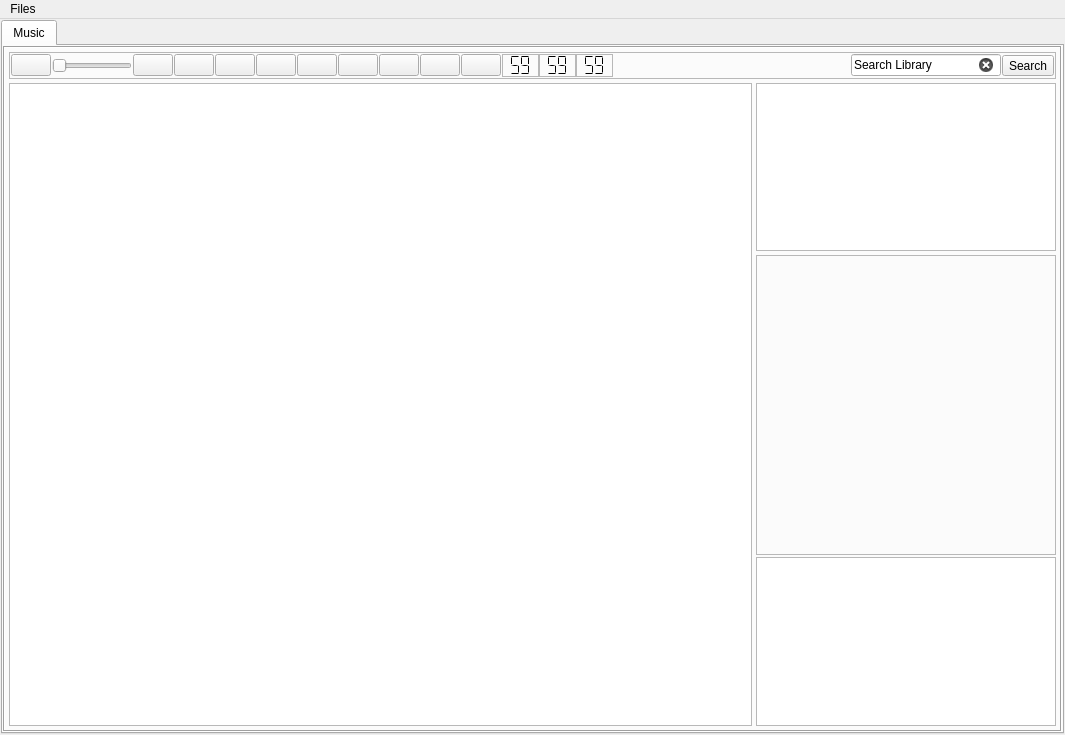
First picture: the form in main_window.ui, repository OmmarShaikh01/Apollo, before the edit.
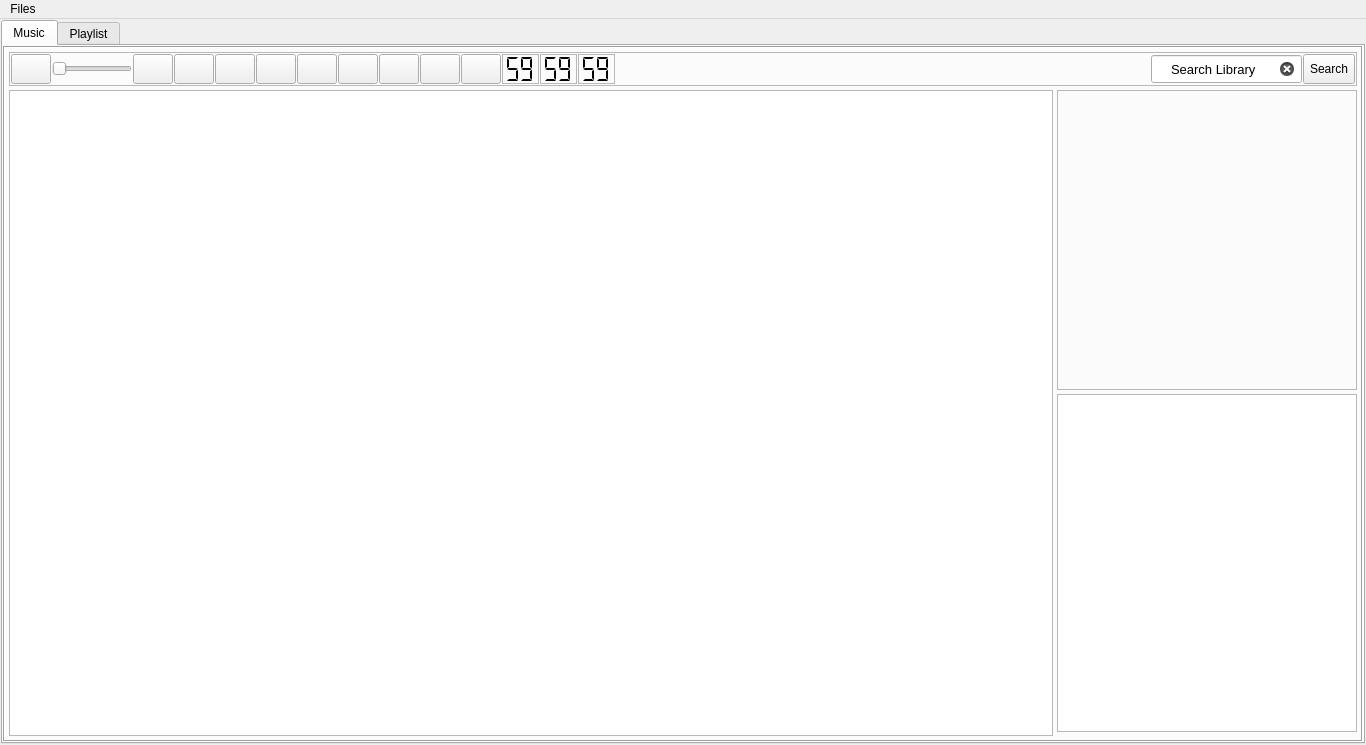
Second picture: the form after the edit. Icons and pictures are not drawn.

Patch:
```diff
--- a/main_window.ui
+++ b/main_window.ui
@@ -6,8 +6,8 @@
    <rect>
     <x>0</x>
     <y>0</y>
-    <width>1065</width>
-    <height>735</height>
+    <width>1366</width>
+    <height>745</height>
    </rect>
   </property>
   <property name="minimumSize">
@@ -70,6 +70,9 @@
         <property name="elideMode">
          <enum>Qt::ElideLeft</enum>
         </property>
+        <property name="usesScrollButtons">
+         <bool>false</bool>
+        </property>
         <widget class="QWidget" name="music">
          <attribute name="title">
           <string>Music</string>
@@ -131,7 +134,7 @@
                <property name="frameShape">
                 <enum>QFrame::StyledPanel</enum>
                </property>
-               <layout class="QHBoxLayout" name="Buttons_2" stretch="0,0,0,0,0,0,0,0,0,0,0,0,0,0,0">
+               <layout class="QHBoxLayout" name="Buttons_2" stretch="0,0,0,0,0,0,0,0,0,0,0,0,0,0,0,0,0">
                 <property name="spacing">
                  <number>1</number>
                 </property>
@@ -158,6 +161,12 @@
                     <verstretch>0</verstretch>
                    </sizepolicy>
                   </property>
+                  <property name="minimumSize">
+                   <size>
+                    <width>30</width>
+                    <height>30</height>
+                   </size>
+                  </property>
                   <property name="maximumSize">
                    <size>
                     <width>16777215</width>
@@ -221,6 +230,12 @@
                     <verstretch>0</verstretch>
                    </sizepolicy>
                   </property>
+                  <property name="minimumSize">
+                   <size>
+                    <width>30</width>
+                    <height>30</height>
+                   </size>
+                  </property>
                   <property name="maximumSize">
                    <size>
                     <width>16777215</width>
@@ -253,6 +268,12 @@
                     <verstretch>0</verstretch>
                    </sizepolicy>
                   </property>
+                  <property name="minimumSize">
+                   <size>
+                    <width>30</width>
+                    <height>30</height>
+                   </size>
+                  </property>
                   <property name="maximumSize">
                    <size>
                     <width>16777215</width>
@@ -285,6 +306,12 @@
                     <verstretch>0</verstretch>
                    </sizepolicy>
                   </property>
+                  <property name="minimumSize">
+                   <size>
+                    <width>30</width>
+                    <height>30</height>
+                   </size>
+                  </property>
                   <property name="maximumSize">
                    <size>
                     <width>16777215</width>
@@ -317,6 +344,12 @@
                     <verstretch>0</verstretch>
                    </sizepolicy>
                   </property>
+                  <property name="minimumSize">
+                   <size>
+                    <width>30</width>
+                    <height>30</height>
+                   </size>
+                  </property>
                   <property name="maximumSize">
                    <size>
                     <width>16777215</width>
@@ -345,6 +378,12 @@
                     <verstretch>0</verstretch>
                    </sizepolicy>
                   </property>
+                  <property name="minimumSize">
+                   <size>
+                    <width>30</width>
+                    <height>30</height>
+                   </size>
+                  </property>
                   <property name="maximumSize">
                    <size>
                     <width>16777215</width>
@@ -376,6 +415,12 @@
                     <verstretch>0</verstretch>
                    </sizepolicy>
                   </property>
+                  <property name="minimumSize">
+                   <size>
+                    <width>30</width>
+                    <height>30</height>
+                   </size>
+                  </property>
                   <property name="maximumSize">
                    <size>
                     <width>16777215</width>
@@ -408,6 +453,12 @@
                     <verstretch>0</verstretch>
                    </sizepolicy>
                   </property>
+                  <property name="minimumSize">
+                   <size>
+                    <width>30</width>
+                    <height>30</height>
+                   </size>
+                  </property>
                   <property name="maximumSize">
                    <size>
                     <width>16777215</width>
@@ -440,6 +491,12 @@
                     <verstretch>0</verstretch>
                    </sizepolicy>
                   </property>
+                  <property name="minimumSize">
+                   <size>
+                    <width>30</width>
+                    <height>30</height>
+                   </size>
+                  </property>
                   <property name="maximumSize">
                    <size>
                     <width>16777215</width>
@@ -472,6 +529,12 @@
                     <verstretch>0</verstretch>
                    </sizepolicy>
                   </property>
+                  <property name="minimumSize">
+                   <size>
+                    <width>30</width>
+                    <height>30</height>
+                   </size>
+                  </property>
                   <property name="maximumSize">
                    <size>
                     <width>16777215</width>
@@ -496,6 +559,68 @@
                   </property>
                  </widget>
                 </item>
+                <item>
+                 <widget class="QLCDNumber" name="lcdNumber_3">
+                  <property name="sizePolicy">
+                   <sizepolicy hsizetype="Preferred" vsizetype="Fixed">
+                    <horstretch>0</horstretch>
+                    <verstretch>0</verstretch>
+                   </sizepolicy>
+                  </property>
+                  <property name="minimumSize">
+                   <size>
+                    <width>30</width>
+                    <height>30</height>
+                   </size>
+                  </property>
+                  <property name="frameShape">
+                   <enum>QFrame::StyledPanel</enum>
+                  </property>
+                  <property name="frameShadow">
+                   <enum>QFrame::Sunken</enum>
+                  </property>
+                  <property name="digitCount">
+                   <number>2</number>
+                  </property>
+                  <property name="segmentStyle">
+                   <enum>QLCDNumber::Flat</enum>
+                  </property>
+                  <property name="value" stdset="0">
+                   <double>59.000000000000000</double>
+                  </property>
+                 </widget>
+                </item>
+                <item>
+                 <widget class="QLCDNumber" name="lcdNumber_2">
+                  <property name="sizePolicy">
+                   <sizepolicy hsizetype="Preferred" vsizetype="Fixed">
+                    <horstretch>0</horstretch>
+                    <verstretch>0</verstretch>
+                   </sizepolicy>
+                  </property>
+                  <property name="minimumSize">
+                   <size>
+                    <width>30</width>
+                    <height>30</height>
+                   </size>
+                  </property>
+                  <property name="frameShape">
+                   <enum>QFrame::StyledPanel</enum>
+                  </property>
+                  <property name="frameShadow">
+                   <enum>QFrame::Sunken</enum>
+                  </property>
+                  <property name="digitCount">
+                   <number>2</number>
+                  </property>
+                  <property name="segmentStyle">
+                   <enum>QLCDNumber::Flat</enum>
+                  </property>
+                  <property name="value" stdset="0">
+                   <double>59.000000000000000</double>
+                  </property>
+                 </widget>
+                </item>
                 <item>
                  <widget class="QFrame" name="horizontalFrame">
                   <property name="sizePolicy">
@@ -528,55 +653,11 @@
                        <verstretch>0</verstretch>
                       </sizepolicy>
                      </property>
-                     <property name="frameShape">
-                      <enum>QFrame::StyledPanel</enum>
-                     </property>
-                     <property name="frameShadow">
-                      <enum>QFrame::Sunken</enum>
-                     </property>
-                     <property name="digitCount">
-                      <number>2</number>
-                     </property>
-                     <property name="segmentStyle">
-                      <enum>QLCDNumber::Flat</enum>
-                     </property>
-                     <property name="value" stdset="0">
-                      <double>59.000000000000000</double>
-                     </property>
-                    </widget>
-                   </item>
-                   <item>
-                    <widget class="QLCDNumber" name="lcdNumber_2">
-                     <property name="sizePolicy">
-                      <sizepolicy hsizetype="Preferred" vsizetype="Fixed">
-                       <horstretch>0</horstretch>
-                       <verstretch>0</verstretch>
-                      </sizepolicy>
-                     </property>
-                     <property name="frameShape">
-                      <enum>QFrame::StyledPanel</enum>
-                     </property>
-                     <property name="frameShadow">
-                      <enum>QFrame::Sunken</enum>
-                     </property>
-                     <property name="digitCount">
-                      <number>2</number>
-                     </property>
-                     <property name="segmentStyle">
-                      <enum>QLCDNumber::Flat</enum>
-                     </property>
-                     <property name="value" stdset="0">
-                      <double>59.000000000000000</double>
-                     </property>
-                    </widget>
-                   </item>
-                   <item>
-                    <widget class="QLCDNumber" name="lcdNumber_3">
-                     <property name="sizePolicy">
-                      <sizepolicy hsizetype="Preferred" vsizetype="Fixed">
-                       <horstretch>0</horstretch>
-                       <verstretch>0</verstretch>
-                      </sizepolicy>
+                     <property name="minimumSize">
+                      <size>
+                       <width>30</width>
+                       <height>30</height>
+                      </size>
                      </property>
                      <property name="frameShape">
                       <enum>QFrame::StyledPanel</enum>
@@ -613,15 +694,21 @@
                 </item>
                 <item>
                  <widget class="QLineEdit" name="lineEdit">
+                  <property name="sizePolicy">
+                   <sizepolicy hsizetype="Preferred" vsizetype="Fixed">
+                    <horstretch>0</horstretch>
+                    <verstretch>0</verstretch>
+                   </sizepolicy>
+                  </property>
                   <property name="minimumSize">
                    <size>
                     <width>0</width>
-                    <height>0</height>
+                    <height>28</height>
                    </size>
                   </property>
                   <property name="maximumSize">
                    <size>
-                    <width>150</width>
+                    <width>16777215</width>
                     <height>16777215</height>
                    </size>
                   </property>
@@ -631,12 +718,23 @@
                     <height>22</height>
                    </size>
                   </property>
+                  <property name="font">
+                   <font>
+                    <pointsize>10</pointsize>
+                   </font>
+                  </property>
                   <property name="text">
                    <string>Search Library</string>
                   </property>
                   <property name="maxLength">
                    <number>50</number>
                   </property>
+                  <property name="alignment">
+                   <set>Qt::AlignCenter</set>
+                  </property>
+                  <property name="placeholderText">
+                   <string/>
+                  </property>
                   <property name="clearButtonEnabled">
                    <bool>true</bool>
                   </property>
@@ -646,8 +744,8 @@
                  <widget class="QToolButton" name="toolButton">
                   <property name="minimumSize">
                    <size>
-                    <width>0</width>
-                    <height>0</height>
+                    <width>30</width>
+                    <height>30</height>
                    </size>
                   </property>
                   <property name="font">
@@ -672,7 +770,7 @@
                </layout>
               </widget>
              </item>
-             <item row="1" column="0" rowspan="2">
+             <item row="1" column="0" rowspan="3">
               <widget class="QTableView" name="tableView_music">
                <property name="sizePolicy">
                 <sizepolicy hsizetype="Expanding" vsizetype="Expanding">
@@ -738,59 +836,36 @@
                </attribute>
               </widget>
              </item>
-             <item row="2" column="1">
-              <layout class="QVBoxLayout" name="verticalLayout">
-               <property name="spacing">
-                <number>2</number>
-               </property>
-               <item>
-                <widget class="QLabel" name="pixmap_cov">
-                 <property name="sizePolicy">
-                  <sizepolicy hsizetype="Maximum" vsizetype="Maximum">
-                   <horstretch>0</horstretch>
-                   <verstretch>0</verstretch>
-                  </sizepolicy>
-                 </property>
-                 <property name="minimumSize">
-                  <size>
-                   <width>300</width>
-                   <height>300</height>
-                  </size>
-                 </property>
-                 <property name="frameShape">
-                  <enum>QFrame::StyledPanel</enum>
-                 </property>
-                 <property name="text">
-                  <string/>
-                 </property>
-                 <property name="alignment">
-                  <set>Qt::AlignCenter</set>
-                 </property>
-                 <property name="textInteractionFlags">
-                  <set>Qt::NoTextInteraction</set>
-                 </property>
-                </widget>
-               </item>
-               <item>
-                <widget class="QListView" name="file_meta_info_list">
-                 <property name="sizePolicy">
-                  <sizepolicy hsizetype="Preferred" vsizetype="Preferred">
-                   <horstretch>0</horstretch>
-                   <verstretch>0</verstretch>
-                  </sizepolicy>
-                 </property>
-                 <property name="maximumSize">
-                  <size>
-                   <width>16777215</width>
-                   <height>16777215</height>
-                  </size>
-                 </property>
-                </widget>
-               </item>
-              </layout>
-             </item>
              <item row="1" column="1">
-              <widget class="QListWidget" name="tracks_list">
+              <widget class="QLabel" name="pixmap_cov">
+               <property name="sizePolicy">
+                <sizepolicy hsizetype="Maximum" vsizetype="Maximum">
+                 <horstretch>0</horstretch>
+                 <verstretch>0</verstretch>
+                </sizepolicy>
+               </property>
+               <property name="minimumSize">
+                <size>
+                 <width>300</width>
+                 <height>300</height>
+                </size>
+               </property>
+               <property name="frameShape">
+                <enum>QFrame::StyledPanel</enum>
+               </property>
+               <property name="text">
+                <string/>
+               </property>
+               <property name="alignment">
+                <set>Qt::AlignCenter</set>
+               </property>
+               <property name="textInteractionFlags">
+                <set>Qt::NoTextInteraction</set>
+               </property>
+              </widget>
+             </item>
+             <item row="2" column="1">
+              <widget class="QListView" name="file_meta_info_list">
                <property name="sizePolicy">
                 <sizepolicy hsizetype="Preferred" vsizetype="Expanding">
                  <horstretch>0</horstretch>
@@ -806,9 +881,108 @@
               </widget>
              </item>
             </layout>
-            <zorder>tracks_list</zorder>
-            <zorder>control_button_frame</zorder>
-            <zorder>tableView_music</zorder>
+           </widget>
+          </item>
+         </layout>
+        </widget>
+        <widget class="QWidget" name="play">
+         <attribute name="title">
+          <string>Playlist</string>
+         </attribute>
+         <layout class="QGridLayout" name="gridLayout_5">
+          <property name="leftMargin">
+           <number>0</number>
+          </property>
+          <property name="topMargin">
+           <number>0</number>
+          </property>
+          <property name="rightMargin">
+           <number>0</number>
+          </property>
+          <property name="bottomMargin">
+           <number>0</number>
+          </property>
+          <property name="spacing">
+           <number>0</number>
+          </property>
+          <item row="0" column="0">
+           <widget class="QFrame" name="gridFrame">
+            <property name="frameShape">
+             <enum>QFrame::Box</enum>
+            </property>
+            <property name="frameShadow">
+             <enum>QFrame::Sunken</enum>
+            </property>
+            <layout class="QGridLayout" name="gridLayout_6">
+             <property name="leftMargin">
+              <number>6</number>
+             </property>
+             <property name="topMargin">
+              <number>6</number>
+             </property>
+             <property name="rightMargin">
+              <number>6</number>
+             </property>
+             <property name="bottomMargin">
+              <number>6</number>
+             </property>
+             <property name="spacing">
+              <number>4</number>
+             </property>
+             <item row="0" column="1" rowspan="2">
+              <widget class="QListWidget" name="play_list_view">
+               <property name="sizePolicy">
+                <sizepolicy hsizetype="Expanding" vsizetype="Expanding">
+                 <horstretch>1</horstretch>
+                 <verstretch>1</verstretch>
+                </sizepolicy>
+               </property>
+               <property name="maximumSize">
+                <size>
+                 <width>16777215</width>
+                 <height>16777215</height>
+                </size>
+               </property>
+              </widget>
+             </item>
+             <item row="0" column="0">
+              <widget class="QLabel" name="play_pix">
+               <property name="sizePolicy">
+                <sizepolicy hsizetype="Preferred" vsizetype="Minimum">
+                 <horstretch>0</horstretch>
+                 <verstretch>0</verstretch>
+                </sizepolicy>
+               </property>
+               <property name="minimumSize">
+                <size>
+                 <width>400</width>
+                 <height>0</height>
+                </size>
+               </property>
+               <property name="frameShape">
+                <enum>QFrame::StyledPanel</enum>
+               </property>
+               <property name="text">
+                <string/>
+               </property>
+              </widget>
+             </item>
+             <item row="1" column="0">
+              <widget class="QStackedWidget" name="stackedWidget">
+               <property name="sizePolicy">
+                <sizepolicy hsizetype="Minimum" vsizetype="Minimum">
+                 <horstretch>0</horstretch>
+                 <verstretch>0</verstretch>
+                </sizepolicy>
+               </property>
+               <property name="frameShape">
+                <enum>QFrame::StyledPanel</enum>
+               </property>
+               <widget class="QWidget" name="page_3"/>
+               <widget class="QWidget" name="page_4"/>
+              </widget>
+             </item>
+            </layout>
            </widget>
           </item>
          </layout>
@@ -824,7 +998,7 @@
     <rect>
      <x>0</x>
      <y>0</y>
-     <width>1065</width>
+     <width>1366</width>
      <height>21</height>
     </rect>
    </property>
```
Left out of the diff: 2 changed lines with no effect on the pictures.
